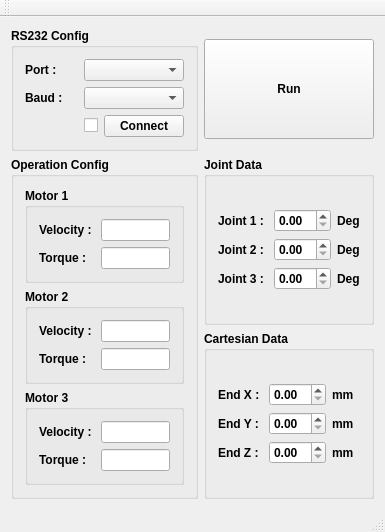
Before: the Qt Designer form mainwindow.ui in hajunsong/3DofArmJSR8, drawn with Qt 5.
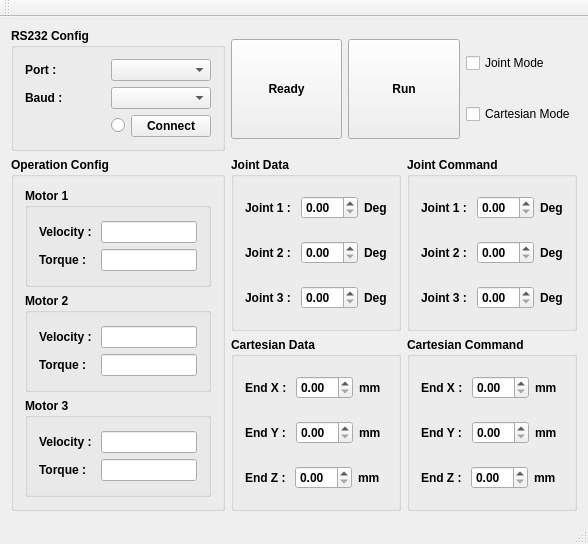
After: the same form once the commit is applied.

Commit message: joint move complete, kinematic evaluation

```diff
--- a/mainwindow.ui
+++ b/mainwindow.ui
@@ -6,15 +6,15 @@
    <rect>
     <x>0</x>
     <y>0</y>
-    <width>385</width>
-    <height>480</height>
+    <width>588</width>
+    <height>544</height>
    </rect>
   </property>
   <property name="windowTitle">
    <string>MainWindow</string>
   </property>
   <widget class="QWidget" name="centralWidget">
-   <layout class="QGridLayout" name="gridLayout_7">
+   <layout class="QGridLayout" name="gridLayout_9">
     <item row="0" column="0">
      <widget class="QGroupBox" name="groupBox_16">
       <property name="font">
@@ -113,13 +113,7 @@
           </spacer>
          </item>
          <item>
-          <widget class="QCheckBox" name="cbComState">
-           <property name="font">
-            <font>
-             <weight>75</weight>
-             <bold>true</bold>
-            </font>
-           </property>
+          <widget class="QRadioButton" name="rbComState">
            <property name="text">
             <string/>
            </property>
@@ -143,6 +137,66 @@
       </layout>
      </widget>
     </item>
+    <item row="0" column="1" colspan="2">
+     <layout class="QHBoxLayout" name="horizontalLayout_18">
+      <item>
+       <widget class="QPushButton" name="btnReady">
+        <property name="minimumSize">
+         <size>
+          <width>0</width>
+          <height>100</height>
+         </size>
+        </property>
+        <property name="font">
+         <font>
+          <weight>75</weight>
+          <bold>true</bold>
+         </font>
+        </property>
+        <property name="text">
+         <string>Ready</string>
+        </property>
+       </widget>
+      </item>
+      <item>
+       <widget class="QPushButton" name="btnRun">
+        <property name="minimumSize">
+         <size>
+          <width>0</width>
+          <height>100</height>
+         </size>
+        </property>
+        <property name="font">
+         <font>
+          <weight>75</weight>
+          <bold>true</bold>
+         </font>
+        </property>
+        <property name="text">
+         <string>Run</string>
+        </property>
+       </widget>
+      </item>
+      <item>
+       <layout class="QVBoxLayout" name="verticalLayout_7">
+        <item>
+         <widget class="QCheckBox" name="cbJMode">
+          <property name="text">
+           <string>Joint Mode</string>
+          </property>
+         </widget>
+        </item>
+        <item>
+         <widget class="QCheckBox" name="cbCMode">
+          <property name="text">
+           <string>Cartesian Mode</string>
+          </property>
+         </widget>
+        </item>
+       </layout>
+      </item>
+     </layout>
+    </item>
     <item row="1" column="0" rowspan="2">
      <widget class="QGroupBox" name="groupBox_17">
       <property name="font">
@@ -335,7 +389,7 @@
       </layout>
      </widget>
     </item>
-    <item row="1" column="1" colspan="2">
+    <item row="1" column="1">
      <widget class="QGroupBox" name="groupBox_4">
       <property name="font">
        <font>
@@ -346,9 +400,9 @@
       <property name="title">
        <string>Joint Data</string>
       </property>
-      <layout class="QGridLayout" name="gridLayout_5">
+      <layout class="QGridLayout" name="gridLayout_6">
        <item row="0" column="0">
-        <layout class="QVBoxLayout" name="verticalLayout_7">
+        <layout class="QHBoxLayout" name="horizontalLayout_6">
          <item>
           <widget class="QLabel" name="label_37">
            <property name="font">
@@ -363,69 +417,8 @@
           </widget>
          </item>
          <item>
-          <widget class="QLabel" name="label_38">
-           <property name="font">
-            <font>
-             <weight>75</weight>
-             <bold>true</bold>
-            </font>
-           </property>
-           <property name="text">
-            <string>Joint 2 : </string>
-           </property>
-          </widget>
+          <widget class="QDoubleSpinBox" name="spJoint1"/>
          </item>
-         <item>
-          <widget class="QLabel" name="label_39">
-           <property name="font">
-            <font>
-             <weight>75</weight>
-             <bold>true</bold>
-            </font>
-           </property>
-           <property name="text">
-            <string>Joint 3 : </string>
-           </property>
-          </widget>
-         </item>
-        </layout>
-       </item>
-       <item row="0" column="1">
-        <layout class="QVBoxLayout" name="verticalLayout_8">
-         <item>
-          <widget class="QDoubleSpinBox" name="spJoint1">
-           <property name="font">
-            <font>
-             <weight>75</weight>
-             <bold>true</bold>
-            </font>
-           </property>
-          </widget>
-         </item>
-         <item>
-          <widget class="QDoubleSpinBox" name="spJoint2">
-           <property name="font">
-            <font>
-             <weight>75</weight>
-             <bold>true</bold>
-            </font>
-           </property>
-          </widget>
-         </item>
-         <item>
-          <widget class="QDoubleSpinBox" name="spJoint3">
-           <property name="font">
-            <font>
-             <weight>75</weight>
-             <bold>true</bold>
-            </font>
-           </property>
-          </widget>
-         </item>
-        </layout>
-       </item>
-       <item row="0" column="2">
-        <layout class="QVBoxLayout" name="verticalLayout_11">
          <item>
           <widget class="QLabel" name="label">
            <property name="font">
@@ -439,6 +432,26 @@
            </property>
           </widget>
          </item>
+        </layout>
+       </item>
+       <item row="1" column="0">
+        <layout class="QHBoxLayout" name="horizontalLayout_7">
+         <item>
+          <widget class="QLabel" name="label_38">
+           <property name="font">
+            <font>
+             <weight>75</weight>
+             <bold>true</bold>
+            </font>
+           </property>
+           <property name="text">
+            <string>Joint 2 : </string>
+           </property>
+          </widget>
+         </item>
+         <item>
+          <widget class="QDoubleSpinBox" name="spJoint2"/>
+         </item>
          <item>
           <widget class="QLabel" name="label_2">
            <property name="font">
@@ -452,6 +465,26 @@
            </property>
           </widget>
          </item>
+        </layout>
+       </item>
+       <item row="2" column="0">
+        <layout class="QHBoxLayout" name="horizontalLayout_8">
+         <item>
+          <widget class="QLabel" name="label_39">
+           <property name="font">
+            <font>
+             <weight>75</weight>
+             <bold>true</bold>
+            </font>
+           </property>
+           <property name="text">
+            <string>Joint 3 : </string>
+           </property>
+          </widget>
+         </item>
+         <item>
+          <widget class="QDoubleSpinBox" name="spJoint3"/>
+         </item>
          <item>
           <widget class="QLabel" name="label_3">
            <property name="font">
@@ -470,7 +503,121 @@
       </layout>
      </widget>
     </item>
-    <item row="2" column="1" colspan="2">
+    <item row="1" column="2">
+     <widget class="QGroupBox" name="groupBox_6">
+      <property name="font">
+       <font>
+        <weight>75</weight>
+        <bold>true</bold>
+       </font>
+      </property>
+      <property name="title">
+       <string>Joint Command</string>
+      </property>
+      <layout class="QGridLayout" name="gridLayout_7">
+       <item row="0" column="0">
+        <layout class="QHBoxLayout" name="horizontalLayout_12">
+         <item>
+          <widget class="QLabel" name="label_43">
+           <property name="font">
+            <font>
+             <weight>75</weight>
+             <bold>true</bold>
+            </font>
+           </property>
+           <property name="text">
+            <string>Joint 1 : </string>
+           </property>
+          </widget>
+         </item>
+         <item>
+          <widget class="QDoubleSpinBox" name="spJoint1Cmd"/>
+         </item>
+         <item>
+          <widget class="QLabel" name="label_7">
+           <property name="font">
+            <font>
+             <weight>75</weight>
+             <bold>true</bold>
+            </font>
+           </property>
+           <property name="text">
+            <string>Deg</string>
+           </property>
+          </widget>
+         </item>
+        </layout>
+       </item>
+       <item row="1" column="0">
+        <layout class="QHBoxLayout" name="horizontalLayout_13">
+         <item>
+          <widget class="QLabel" name="label_44">
+           <property name="font">
+            <font>
+             <weight>75</weight>
+             <bold>true</bold>
+            </font>
+           </property>
+           <property name="text">
+            <string>Joint 2 : </string>
+           </property>
+          </widget>
+         </item>
+         <item>
+          <widget class="QDoubleSpinBox" name="spJoint2Cmd"/>
+         </item>
+         <item>
+          <widget class="QLabel" name="label_8">
+           <property name="font">
+            <font>
+             <weight>75</weight>
+             <bold>true</bold>
+            </font>
+           </property>
+           <property name="text">
+            <string>Deg</string>
+           </property>
+          </widget>
+         </item>
+        </layout>
+       </item>
+       <item row="2" column="0">
+        <layout class="QHBoxLayout" name="horizontalLayout_14">
+         <item>
+          <widget class="QLabel" name="label_45">
+           <property name="font">
+            <font>
+             <weight>75</weight>
+             <bold>true</bold>
+            </font>
+           </property>
+           <property name="text">
+            <string>Joint 3 : </string>
+           </property>
+          </widget>
+         </item>
+         <item>
+          <widget class="QDoubleSpinBox" name="spJoint3Cmd"/>
+         </item>
+         <item>
+          <widget class="QLabel" name="label_9">
+           <property name="font">
+            <font>
+             <weight>75</weight>
+             <bold>true</bold>
+            </font>
+           </property>
+           <property name="text">
+            <string>Deg</string>
+           </property>
+          </widget>
+         </item>
+        </layout>
+       </item>
+      </layout>
+     </widget>
+    </item>
+    <item row="2" column="1">
      <widget class="QGroupBox" name="groupBox_5">
       <property name="font">
        <font>
@@ -481,9 +628,9 @@
       <property name="title">
        <string>Cartesian Data</string>
       </property>
-      <layout class="QGridLayout" name="gridLayout_6">
+      <layout class="QGridLayout" name="gridLayout_5">
        <item row="0" column="0">
-        <layout class="QVBoxLayout" name="verticalLayout_9">
+        <layout class="QHBoxLayout" name="horizontalLayout_9">
          <item>
           <widget class="QLabel" name="label_40">
            <property name="font">
@@ -498,69 +645,8 @@
           </widget>
          </item>
          <item>
-          <widget class="QLabel" name="label_41">
-           <property name="font">
-            <font>
-             <weight>75</weight>
-             <bold>true</bold>
-            </font>
-           </property>
-           <property name="text">
-            <string>End Y : </string>
-           </property>
-          </widget>
+          <widget class="QDoubleSpinBox" name="spEndX"/>
          </item>
-         <item>
-          <widget class="QLabel" name="label_42">
-           <property name="font">
-            <font>
-             <weight>75</weight>
-             <bold>true</bold>
-            </font>
-           </property>
-           <property name="text">
-            <string>End Z : </string>
-           </property>
-          </widget>
-         </item>
-        </layout>
-       </item>
-       <item row="0" column="1">
-        <layout class="QVBoxLayout" name="verticalLayout_10">
-         <item>
-          <widget class="QDoubleSpinBox" name="spEndX">
-           <property name="font">
-            <font>
-             <weight>75</weight>
-             <bold>true</bold>
-            </font>
-           </property>
-          </widget>
-         </item>
-         <item>
-          <widget class="QDoubleSpinBox" name="spEndY">
-           <property name="font">
-            <font>
-             <weight>75</weight>
-             <bold>true</bold>
-            </font>
-           </property>
-          </widget>
-         </item>
-         <item>
-          <widget class="QDoubleSpinBox" name="spEndZ">
-           <property name="font">
-            <font>
-             <weight>75</weight>
-             <bold>true</bold>
-            </font>
-           </property>
-          </widget>
-         </item>
-        </layout>
-       </item>
-       <item row="0" column="2">
-        <layout class="QVBoxLayout" name="verticalLayout_14">
          <item>
           <widget class="QLabel" name="label_4">
            <property name="font">
@@ -574,6 +660,26 @@
            </property>
           </widget>
          </item>
+        </layout>
+       </item>
+       <item row="1" column="0">
+        <layout class="QHBoxLayout" name="horizontalLayout_10">
+         <item>
+          <widget class="QLabel" name="label_41">
+           <property name="font">
+            <font>
+             <weight>75</weight>
+             <bold>true</bold>
+            </font>
+           </property>
+           <property name="text">
+            <string>End Y : </string>
+           </property>
+          </widget>
+         </item>
+         <item>
+          <widget class="QDoubleSpinBox" name="spEndY"/>
+         </item>
          <item>
           <widget class="QLabel" name="label_5">
            <property name="font">
@@ -587,6 +693,26 @@
            </property>
           </widget>
          </item>
+        </layout>
+       </item>
+       <item row="2" column="0">
+        <layout class="QHBoxLayout" name="horizontalLayout_11">
+         <item>
+          <widget class="QLabel" name="label_42">
+           <property name="font">
+            <font>
+             <weight>75</weight>
+             <bold>true</bold>
+            </font>
+           </property>
+           <property name="text">
+            <string>End Z : </string>
+           </property>
+          </widget>
+         </item>
+         <item>
+          <widget class="QDoubleSpinBox" name="spEndZ"/>
+         </item>
          <item>
           <widget class="QLabel" name="label_6">
            <property name="font">
@@ -605,23 +731,118 @@
       </layout>
      </widget>
     </item>
-    <item row="0" column="1" colspan="2">
-     <widget class="QPushButton" name="btnRun">
-      <property name="minimumSize">
-       <size>
-        <width>0</width>
-        <height>100</height>
-       </size>
-      </property>
+    <item row="2" column="2">
+     <widget class="QGroupBox" name="groupBox_7">
       <property name="font">
        <font>
         <weight>75</weight>
         <bold>true</bold>
        </font>
       </property>
-      <property name="text">
-       <string>Run</string>
+      <property name="title">
+       <string>Cartesian Command</string>
       </property>
+      <layout class="QGridLayout" name="gridLayout_8">
+       <item row="0" column="0">
+        <layout class="QHBoxLayout" name="horizontalLayout_15">
+         <item>
+          <widget class="QLabel" name="label_46">
+           <property name="font">
+            <font>
+             <weight>75</weight>
+             <bold>true</bold>
+            </font>
+           </property>
+           <property name="text">
+            <string>End X : </string>
+           </property>
+          </widget>
+         </item>
+         <item>
+          <widget class="QDoubleSpinBox" name="spEndXCmd"/>
+         </item>
+         <item>
+          <widget class="QLabel" name="label_10">
+           <property name="font">
+            <font>
+             <weight>75</weight>
+             <bold>true</bold>
+            </font>
+           </property>
+           <property name="text">
+            <string>mm</string>
+           </property>
+          </widget>
+         </item>
+        </layout>
+       </item>
+       <item row="1" column="0">
+        <layout class="QHBoxLayout" name="horizontalLayout_16">
+         <item>
+          <widget class="QLabel" name="label_47">
+           <property name="font">
+            <font>
+             <weight>75</weight>
+             <bold>true</bold>
+            </font>
+           </property>
+           <property name="text">
+            <string>End Y : </string>
+           </property>
+          </widget>
+         </item>
+         <item>
+          <widget class="QDoubleSpinBox" name="spEndYCmd"/>
+         </item>
+         <item>
+          <widget class="QLabel" name="label_11">
+           <property name="font">
+            <font>
+             <weight>75</weight>
+             <bold>true</bold>
+            </font>
+           </property>
+           <property name="text">
+            <string>mm</string>
+           </property>
+          </widget>
+         </item>
+        </layout>
+       </item>
+       <item row="2" column="0">
+        <layout class="QHBoxLayout" name="horizontalLayout_17">
+         <item>
+          <widget class="QLabel" name="label_48">
+           <property name="font">
+            <font>
+             <weight>75</weight>
+             <bold>true</bold>
+            </font>
+           </property>
+           <property name="text">
+            <string>End Z : </string>
+           </property>
+          </widget>
+         </item>
+         <item>
+          <widget class="QDoubleSpinBox" name="spEndZCmd"/>
+         </item>
+         <item>
+          <widget class="QLabel" name="label_12">
+           <property name="font">
+            <font>
+             <weight>75</weight>
+             <bold>true</bold>
+            </font>
+           </property>
+           <property name="text">
+            <string>mm</string>
+           </property>
+          </widget>
+         </item>
+        </layout>
+       </item>
+      </layout>
      </widget>
     </item>
    </layout>
```
Left out of the diff: 42 changed lines with no effect on the pictures. The commit also changes 9 other files.
